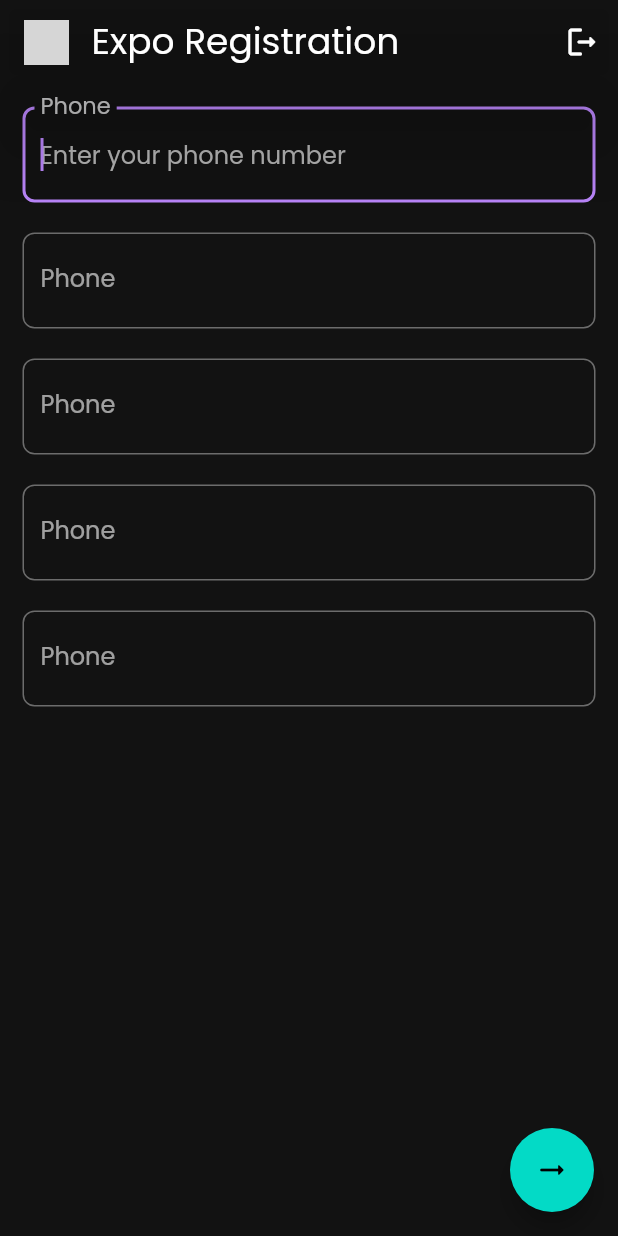
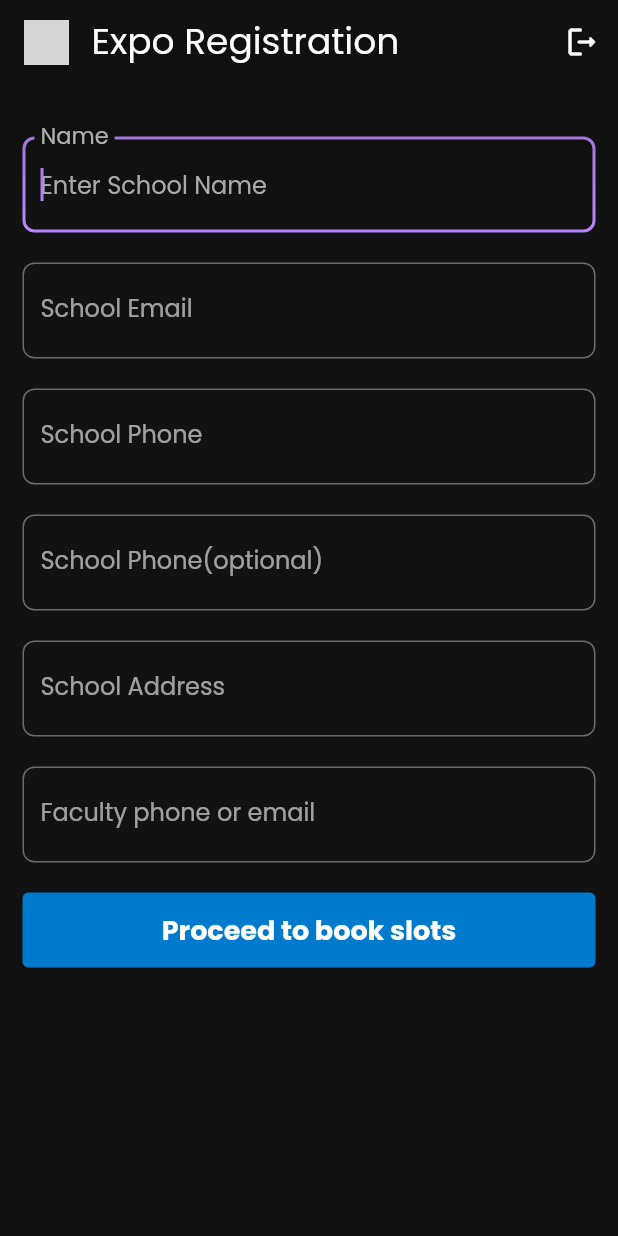
Before and after one commit to shaderone/samvit, a Flutter app: the BookingScreen screen opened directly, on a phone screen of 412 x 824 dp. Run offline on Flutter 3.47's test engine with Material 2 defaults, Android fonts, the phone set to English and light mode, and no system bars; grey boxes are pictures that could not be loaded.

Commit message:
refractor registraion-form

```diff
--- a/lib/presentation/screens/booking/booking_screen.dart
+++ b/lib/presentation/screens/booking/booking_screen.dart
@@ -1,38 +1,51 @@
+import 'dart:developer';
 import 'package:brechfete/core/constants.dart';
 import 'package:brechfete/presentation/screens/booking/widgets/registration_form_widget.dart';
 import 'package:brechfete/presentation/screens/booking/widgets/slot_date_time_booking.dart';
 import 'package:flutter/material.dart';
-import 'package:flutter/services.dart';
 
 class BookingScreen extends StatefulWidget {
   const BookingScreen({Key? key}) : super(key: key);
 
+  static final TextEditingController schoolNameController =
+      TextEditingController();
+  static final TextEditingController schoolEmailController =
+      TextEditingController();
+
+  static final TextEditingController schoolPhoneController =
+      TextEditingController();
+
+  static final TextEditingController schoolPhoneOptionalController =
+      TextEditingController();
+
+  static final TextEditingController schoolAddressController =
+      TextEditingController();
+
+  static final TextEditingController facultyEmailOrPhoneController =
+      TextEditingController();
+
   @override
-  ExpRegistration createState() => ExpRegistration();
+  State<BookingScreen> createState() => _BookingScreenState();
 }
 
-class ExpRegistration extends State<BookingScreen> {
+class _BookingScreenState extends State<BookingScreen> {
   final Map<String, String> _loginObject = <String, String>{};
+
   final GlobalKey<FormState> _formKey = GlobalKey<FormState>();
+
   bool _shouldAutoValidate = false;
-
-  //controllers
-  final TextEditingController _schoolNameController = TextEditingController();
-  final TextEditingController _schoolEmailController = TextEditingController();
-  final TextEditingController _schoolPhoneController = TextEditingController();
-  final TextEditingController _schoolPhoneOptionalController =
-      TextEditingController();
-  final TextEditingController _schoolAddressController =
-      TextEditingController();
-  final TextEditingController _facultyEmailOrPhoneController =
-      TextEditingController();
 
   //focusNodes for field swtiching using onFieldSubmitted
   final FocusNode _schoolNameFocusNode = FocusNode();
+
   final FocusNode _schoolEmailFocusNode = FocusNode();
+
   final FocusNode _schoolPhoneFocusNode = FocusNode();
+
   final FocusNode _schoolPhoneOptionalFocusNode = FocusNode();
+
   final FocusNode _schoolAddressFocusNode = FocusNode();
+
   final FocusNode _facultyEmailOrPhoneFocusNode = FocusNode();
 
   int newIndex = 0;
@@ -49,22 +62,19 @@ class ExpRegistration extends State<BookingScreen> {
         buildSchoolPhoneOptionalField: _buildSchoolPhoneOptionalField,
         buildSchoolAddressField: _buildSchoolAddressField,
         buildFacultyPhoneOrEmailField: _buildFacultyPhoneOrEmailField,
+        doRegistration: _doRegistration,
       ),
       SlotDateTimeBooking(
-        schoolName: _schoolNameController.text,
-        schoolEmail: _schoolEmailController.text,
-        schoolPhone: _schoolPhoneController.text,
-        schoolPhoneOptional: _schoolPhoneOptionalController.text,
-        schoolAddress: _schoolAddressController.text,
-        facultyPhoneOrEmail: _facultyEmailOrPhoneController.text,
+        schoolName: BookingScreen.schoolNameController.text,
+        schoolEmail: BookingScreen.schoolEmailController.text,
+        schoolPhone: BookingScreen.schoolPhoneController.text,
+        schoolPhoneOptional: BookingScreen.schoolPhoneOptionalController.text,
+        schoolAddress: BookingScreen.schoolAddressController.text,
+        facultyPhoneOrEmail: BookingScreen.facultyEmailOrPhoneController.text,
       ),
     ];
     return Scaffold(
       appBar: AppBar(
-        systemOverlayStyle: const SystemUiOverlayStyle(
-          statusBarColor: primaryDarkShadeLight,
-          statusBarBrightness: Brightness.dark,
-        ),
         elevation: 25,
         backgroundColor: Colors.transparent,
         title: Row(
@@ -86,221 +96,79 @@ class ExpRegistration extends State<BookingScreen> {
           ),
         ],
       ),
-      body: IndexedStack(
-        index: newIndex,
-        children: pages,
-      ),
-      floatingActionButton: FloatingActionButton(
-        onPressed: _doERegistration,
-        child: const Icon(Icons.arrow_right_alt_rounded),
-      ),
+      body: IndexedStack(index: newIndex, children: pages),
     );
   }
 
   Widget get _buildschoolNameField {
-    return TextFormField(
-      controller: _schoolNameController,
-      keyboardType: TextInputType.name,
-      decoration: InputDecoration(
-        border: OutlineInputBorder(
-          borderSide: const BorderSide(
-            color: strokeLight,
-            width: 2.0,
-          ),
-          borderRadius: BorderRadius.circular(8),
-        ),
-        labelText: "Phone",
-        floatingLabelStyle: const TextStyle(
-          fontSize: 20,
-          color: textWhiteShadeLight,
-        ),
-        hintText: 'Enter your phone number',
-        hintStyle: const TextStyle(
-          color: textWhiteShadeDark,
-        ),
-      ),
-      textInputAction: TextInputAction.next,
-      onFieldSubmitted: (val) {
-        FocusScope.of(context).requestFocus(_schoolNameFocusNode);
-      },
-      onSaved: (String? val) => _loginObject['email'] = val!,
-      /*
-      ~error : The argument type 'String? Function(String)' can't be assigned to the parameter type 'String? Function(String?)?'
-      ------ cause : did not null checked argument
-      */
-      validator: _validateEmail,
-      autofocus: true,
+    return FormInputbuilder(
+      controller: BookingScreen.schoolNameController,
+      textInputType: TextInputType.name,
+      labelText: "Name",
+      hintText: "Enter School Name",
       focusNode: _schoolNameFocusNode,
+      loginObject: _loginObject,
     );
   }
 
   Widget get _buildSchoolEmailField {
-    return TextFormField(
-      controller: _schoolEmailController,
-      keyboardType: TextInputType.emailAddress,
-      decoration: InputDecoration(
-        border: OutlineInputBorder(
-          borderSide: const BorderSide(
-            color: strokeLight,
-            width: 2.0,
-          ),
-          borderRadius: BorderRadius.circular(8),
-        ),
-        labelText: "Phone",
-        floatingLabelStyle: const TextStyle(
-          fontSize: 20,
-          color: textWhiteShadeLight,
-        ),
-        hintText: 'Enter your phone number',
-        hintStyle: const TextStyle(
-          color: textWhiteShadeDark,
-        ),
-      ),
-      textInputAction: TextInputAction.next,
-      onFieldSubmitted: (val) {
-        FocusScope.of(context).requestFocus(_schoolEmailFocusNode);
-      },
-      onSaved: (String? val) => _loginObject['email'] = val!,
-      validator: _validateEmail,
-      autofocus: true,
+    return FormInputbuilder(
+      controller: BookingScreen.schoolNameController,
+      textInputType: TextInputType.emailAddress,
+      labelText: "School Email",
+      hintText: "Enter School Email Address",
       focusNode: _schoolEmailFocusNode,
+      loginObject: _loginObject,
     );
   }
 
   Widget get _buildSchoolPhoneField {
-    return TextFormField(
-      controller: _schoolEmailController,
-      keyboardType: TextInputType.emailAddress,
-      decoration: InputDecoration(
-        border: OutlineInputBorder(
-          borderSide: const BorderSide(
-            color: strokeLight,
-            width: 2.0,
-          ),
-          borderRadius: BorderRadius.circular(8),
-        ),
-        labelText: "Phone",
-        floatingLabelStyle: const TextStyle(
-          fontSize: 20,
-          color: textWhiteShadeLight,
-        ),
-        hintText: 'Enter your phone number',
-        hintStyle: const TextStyle(
-          color: textWhiteShadeDark,
-        ),
-      ),
-      textInputAction: TextInputAction.next,
-      onFieldSubmitted: (val) {
-        FocusScope.of(context).requestFocus(_schoolPhoneFocusNode);
-      },
-      onSaved: (String? val) => _loginObject['email'] = val!,
-      validator: _validateEmail,
-      autofocus: true,
+    return FormInputbuilder(
+      controller: BookingScreen.schoolPhoneController,
+      textInputType: TextInputType.number,
+      labelText: "School Phone",
+      hintText: "Enter School Phone number",
       focusNode: _schoolPhoneFocusNode,
+      loginObject: _loginObject,
     );
   }
 
   Widget get _buildSchoolPhoneOptionalField {
-    return TextFormField(
-      controller: _schoolEmailController,
-      keyboardType: TextInputType.emailAddress,
-      decoration: InputDecoration(
-        border: OutlineInputBorder(
-          borderSide: const BorderSide(
-            color: strokeLight,
-            width: 2.0,
-          ),
-          borderRadius: BorderRadius.circular(8),
-        ),
-        labelText: "Phone",
-        floatingLabelStyle: const TextStyle(
-          fontSize: 20,
-          color: textWhiteShadeLight,
-        ),
-        hintText: 'Enter your phone number',
-        hintStyle: const TextStyle(
-          color: textWhiteShadeDark,
-        ),
-      ),
-      textInputAction: TextInputAction.next,
-      onFieldSubmitted: (val) {
-        FocusScope.of(context).requestFocus(_schoolPhoneOptionalFocusNode);
-      },
-      onSaved: (String? val) => _loginObject['email'] = val!,
-      validator: _validateEmail,
-      autofocus: true,
+    return FormInputbuilder(
+      controller: BookingScreen.schoolPhoneOptionalController,
+      textInputType: TextInputType.name,
+      labelText: "School Phone(optional)",
+      hintText: "Enter School phone number",
       focusNode: _schoolPhoneOptionalFocusNode,
+      loginObject: _loginObject,
     );
   }
 
   Widget get _buildSchoolAddressField {
-    return TextFormField(
-      controller: _schoolEmailController,
-      keyboardType: TextInputType.emailAddress,
-      decoration: InputDecoration(
-        border: OutlineInputBorder(
-          borderSide: const BorderSide(
-            color: strokeLight,
-            width: 2.0,
-          ),
-          borderRadius: BorderRadius.circular(8),
-        ),
-        labelText: "Phone",
-        floatingLabelStyle: const TextStyle(
-          fontSize: 20,
-          color: textWhiteShadeLight,
-        ),
-        hintText: 'Enter your phone number',
-        hintStyle: const TextStyle(
-          color: textWhiteShadeDark,
-        ),
-      ),
-      textInputAction: TextInputAction.next,
-      onFieldSubmitted: (val) {
-        FocusScope.of(context).requestFocus(_schoolAddressFocusNode);
-      },
-      onSaved: (String? val) => _loginObject['email'] = val!,
-      validator: _validateEmail,
-      autofocus: true,
+    return FormInputbuilder(
+      controller: BookingScreen.schoolAddressController,
+      textInputType: TextInputType.streetAddress,
+      labelText: "School Address",
+      hintText: "Enter School Address",
       focusNode: _schoolAddressFocusNode,
+      loginObject: _loginObject,
     );
   }
 
   Widget get _buildFacultyPhoneOrEmailField {
-    return TextFormField(
-      controller: _schoolEmailController,
-      keyboardType: TextInputType.emailAddress,
-      decoration: InputDecoration(
-        border: OutlineInputBorder(
-          borderSide: const BorderSide(
-            color: strokeLight,
-            width: 2.0,
-          ),
-          borderRadius: BorderRadius.circular(8),
-        ),
-        labelText: "Phone",
-        floatingLabelStyle: const TextStyle(
-          fontSize: 20,
-          color: textWhiteShadeLight,
-        ),
-        hintText: 'Enter your phone number',
-        hintStyle: const TextStyle(
-          color: textWhiteShadeDark,
-        ),
-      ),
-      textInputAction: TextInputAction.next,
-      onFieldSubmitted: (val) {
-        FocusScope.of(context).requestFocus(_facultyEmailOrPhoneFocusNode);
-      },
-      onSaved: (String? val) => _loginObject['email'] = val!,
-      validator: _validateEmail,
-      autofocus: true,
+    return FormInputbuilder(
+      controller: BookingScreen.facultyEmailOrPhoneController,
+      textInputType: TextInputType.text,
+      labelText: "Faculty phone or email",
+      hintText: "Enter faculty phone or email",
+      textInputAction: TextInputAction.done,
       focusNode: _facultyEmailOrPhoneFocusNode,
+      loginObject: _loginObject,
     );
   }
 
 //-------------------------validators--------------------//
-  String? _validateEmail(String? email) {
+  String? validateEmail(String? email) {
     RegExp regexEmail = RegExp(r'\w+@\w+\.\w+');
     if (email == null || email.isEmpty || !regexEmail.hasMatch(email)) {
       return "Email is required";
@@ -310,10 +178,10 @@ class ExpRegistration extends State<BookingScreen> {
     return null;
   }
 
-  void _doERegistration() {
+  void _doRegistration() {
     if (_formKey.currentState!.validate()) {
       _formKey.currentState!.save();
-      print("""
+      log("""
     The user has BookingScreen with an email address of '${_loginObject['email']}'
     and a password of '${_loginObject['password']}'
     """);
@@ -321,16 +189,78 @@ class ExpRegistration extends State<BookingScreen> {
     setState(() {
       _shouldAutoValidate = true;
     });
-    Navigator.of(context)
-        .push(MaterialPageRoute(builder: (BuildContext context) {
-      return SlotDateTimeBooking(
-        schoolName: _schoolNameController.text,
-        schoolEmail: _schoolEmailController.text,
-        schoolAddress: _schoolAddressController.text,
-        facultyPhoneOrEmail: _facultyEmailOrPhoneController.text,
-        schoolPhone: _schoolPhoneController.text,
-        schoolPhoneOptional: _schoolPhoneOptionalController.text,
-      );
-    }));
+    Navigator.of(context).push(
+      MaterialPageRoute(
+        builder: (BuildContext context) {
+          return SlotDateTimeBooking(
+            schoolName: BookingScreen.schoolNameController.text,
+            schoolEmail: BookingScreen.schoolEmailController.text,
+            schoolAddress: BookingScreen.schoolAddressController.text,
+            facultyPhoneOrEmail:
+                BookingScreen.facultyEmailOrPhoneController.text,
+            schoolPhone: BookingScreen.schoolPhoneController.text,
+            schoolPhoneOptional:
+                BookingScreen.schoolPhoneOptionalController.text,
+          );
+        },
+      ),
+    );
   }
 }
+
+class FormInputbuilder extends StatelessWidget {
+  final TextEditingController controller;
+  final TextInputType textInputType;
+  final String labelText;
+  final String hintText;
+  final TextInputAction textInputAction;
+  final FocusNode focusNode;
+  final Map<String, String> loginObject;
+  final String? Function(String?)? validator;
+  const FormInputbuilder({
+    Key? key,
+    required this.controller,
+    required this.textInputType,
+    required this.labelText,
+    required this.hintText,
+    this.textInputAction = TextInputAction.next,
+    required this.focusNode,
+    required this.loginObject,
+    this.validator,
+  }) : super(key: key);
+
+  @override
+  Widget build(BuildContext context) {
+    return TextFormField(
+      controller: controller,
+      keyboardType: textInputType,
+      decoration: InputDecoration(
+        border: OutlineInputBorder(
+          borderSide: const BorderSide(
+            color: strokeLight,
+            width: 2.0,
+          ),
+          borderRadius: BorderRadius.circular(8),
+        ),
+        labelText: labelText,
+        floatingLabelStyle: const TextStyle(
+          fontSize: 20,
+          color: textWhiteShadeLight,
+        ),
+        hintText: hintText,
+        hintStyle: const TextStyle(
+          color: textWhiteShadeDark,
+        ),
+      ),
+      textInputAction: textInputAction,
+      onFieldSubmitted: (val) {
+        FocusScope.of(context).requestFocus(focusNode);
+      },
+      //dynamic data here
+      onSaved: (String? val) => loginObject['email'] = val!,
+      validator: validator,
+      autofocus: true,
+      focusNode: focusNode,
+    );
+  }
+}
--- a/lib/presentation/screens/booking/widgets/registration_form_widget.dart
+++ b/lib/presentation/screens/booking/widgets/registration_form_widget.dart
@@ -1,3 +1,5 @@
+import 'package:brechfete/presentation/screens/booking/booking_screen.dart';
+import 'package:brechfete/presentation/screens/booking/widgets/slot_date_time_booking.dart';
 import 'package:flutter/material.dart';
 
 class RegistrationFormWidget extends StatelessWidget {
@@ -11,6 +13,7 @@ class RegistrationFormWidget extends StatelessWidget {
     required this.buildSchoolPhoneOptionalField,
     required this.buildSchoolAddressField,
     required this.buildFacultyPhoneOrEmailField,
+    required this.doRegistration,
   })  : _shouldAutoValidate = shouldAutoValidate,
         _formKey = formKey,
         super(key: key);
@@ -23,6 +26,7 @@ class RegistrationFormWidget extends StatelessWidget {
   final Widget buildSchoolPhoneOptionalField;
   final Widget buildSchoolAddressField;
   final Widget buildFacultyPhoneOrEmailField;
+  final Function() doRegistration;
 
   @override
   Widget build(BuildContext context) {
@@ -38,15 +42,37 @@ class RegistrationFormWidget extends StatelessWidget {
           alignment: Alignment.center,
           child: ListView(
             children: <Widget>[
+              const SizedBox(height: 20),
               buildschoolNameField,
               const SizedBox(height: 20),
               buildSchoolEmailField,
               const SizedBox(height: 20),
               buildSchoolPhoneField,
               const SizedBox(height: 20),
+              buildSchoolPhoneOptionalField,
+              const SizedBox(height: 20),
               buildSchoolAddressField,
               const SizedBox(height: 20),
               buildFacultyPhoneOrEmailField,
+              const SizedBox(height: 20),
+              ElevatedButton(
+                onPressed: () {
+                  doRegistration;
+                },
+                style: ButtonStyle(
+                  minimumSize: MaterialStateProperty.all(
+                    const Size.fromHeight(50),
+                  ),
+                ),
+                child: const Text(
+                  "Proceed to book slots",
+                  style: TextStyle(
+                    fontSize: 18,
+                    fontWeight: FontWeight.bold,
+                  ),
+                ),
+              ),
+              const SizedBox(height: 20),
             ],
           ),
         ),
```
